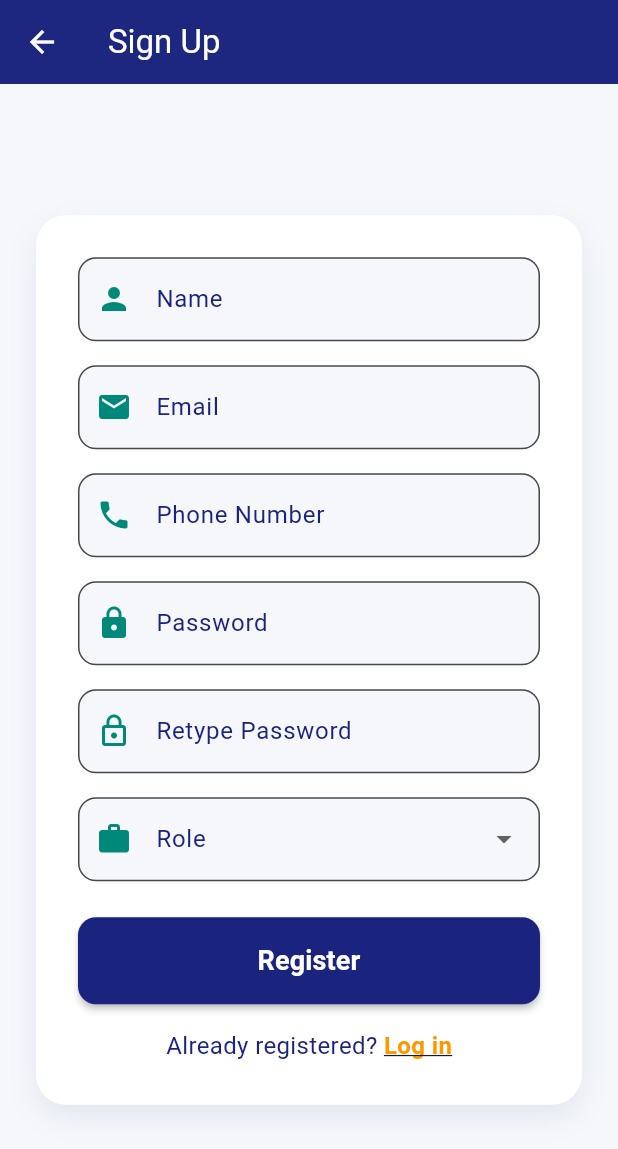
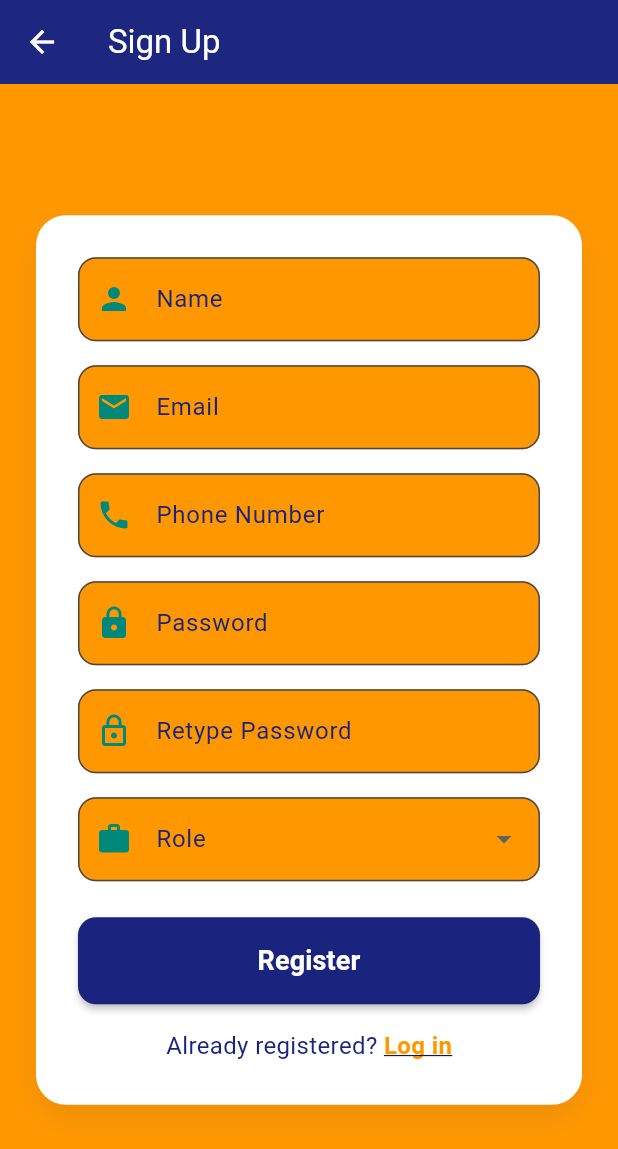
Before and after one commit to amala-26/workshop-gig-app, a Flutter app: the SignUpPage screen opened by its route, on a phone screen of 412 x 824 dp. Shown: the top 1149 px of the screen. Run offline on Flutter 3.47's test engine with Material 3 defaults, Android fonts, the phone set to English and light mode, and no system bars; our stand-ins replace cloud_firestore, firebase_auth, firebase_core; accounts and stored records are empty; Roboto replaces fonts that are missing (Montserrat).

Commit message:
forgot pass

```diff
--- a/lib/main.dart
+++ b/lib/main.dart
@@ -335,7 +335,7 @@ class _SignUpPageState extends State<SignUpPage> {
   Widget build(BuildContext context) {
     final Color primaryColor = const Color(0xFF1A237E);
     final Color accentColor = const Color(0xFFFF9800);
-    final Color backgroundColor = const Color(0xFFF5F7FA);
+    final Color backgroundColor = const Color(0xFFFF9800);
     final Color cardColor = Colors.white;
     final Color tealColor = const Color(0xFF00897B);
 
```
